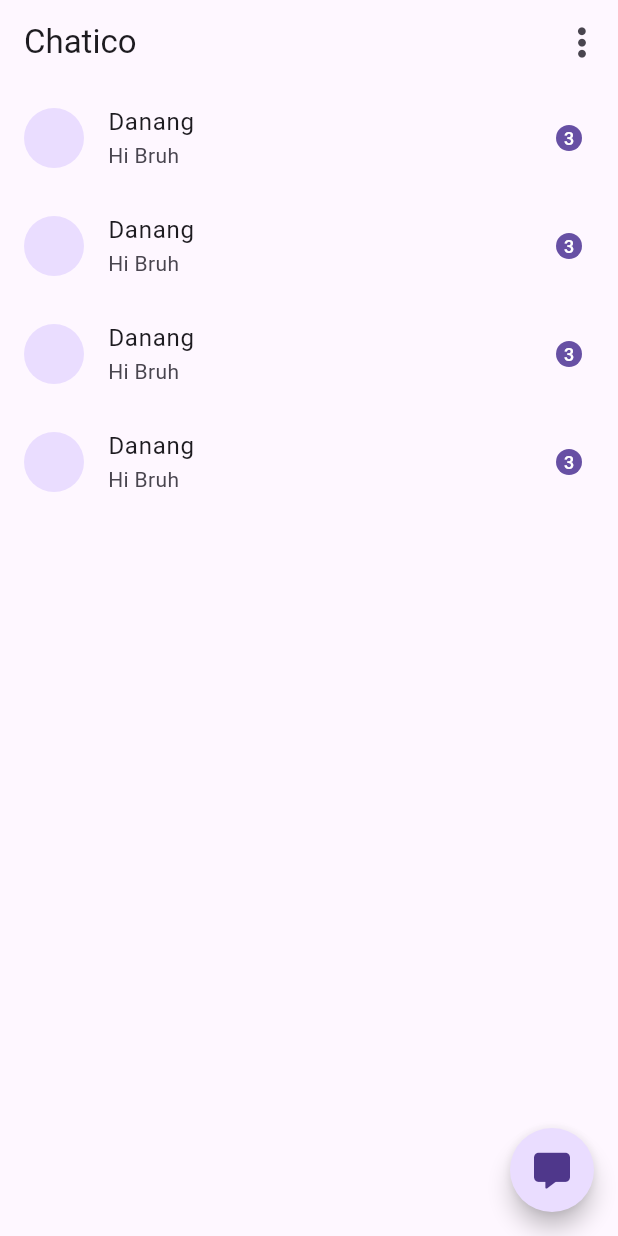
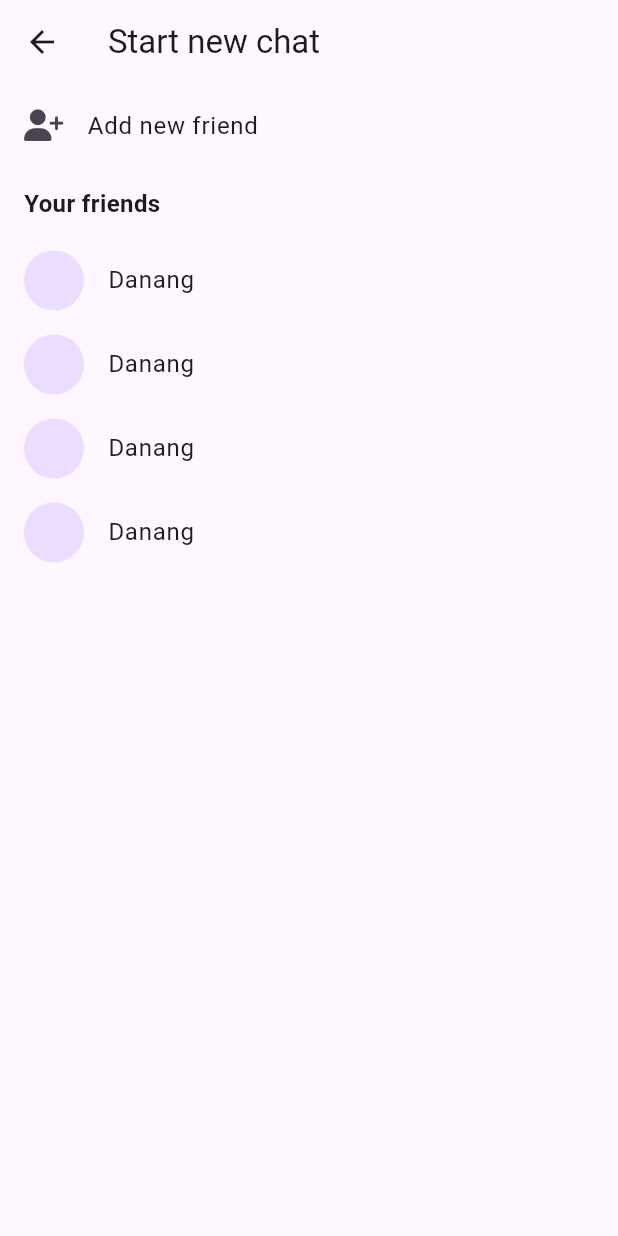
Before and after one commit to padukadafa/chatico, a Flutter app: the screen it shows after launch, after a tap on an icon or button, on a phone screen of 412 x 824 dp. Run offline on Flutter 3.47's test engine with Material 3 defaults, Android fonts, the phone set to English and light mode, and no system bars; our stand-ins replace auto_route, flutter_lorem, font_awesome_flutter; missing offline and left inert: super_context_menu.

Commit message:
add: friends list page

```diff
--- a/lib/core/router/app_router.dart
+++ b/lib/core/router/app_router.dart
@@ -1,6 +1,7 @@
 import 'package:auto_route/auto_route.dart';
 import 'package:chatico/presentation/pages/chat/chat_page.dart';
 import 'package:chatico/presentation/pages/chat_list/chat_list_page.dart';
+import 'package:chatico/presentation/pages/friends_list/friends_list_page.dart';
 import 'package:chatico/presentation/pages/wrapper/wrapper_page.dart';
 part 'app_router.gr.dart';
 
@@ -16,5 +17,6 @@ class AppRouter extends _$AppRouter {
           page: WrapperRoute.page,
         ),
         AutoRoute(page: ChatRoute.page),
+        AutoRoute(page: FriendsListRoute.page),
       ];
 }
--- a/lib/presentation/pages/chat_list/chat_list_page.dart
+++ b/lib/presentation/pages/chat_list/chat_list_page.dart
@@ -23,7 +23,9 @@ class ChatListPage extends StatelessWidget {
         ],
       ),
       floatingActionButton: FloatingActionButton(
-        onPressed: () {},
+        onPressed: () {
+          context.router.push(const FriendsListRoute());
+        },
         shape: const CircleBorder(),
         child: const FaIcon(FontAwesomeIcons.solidMessage),
       ),
--- /dev/null
+++ b/lib/presentation/pages/friends_list/friends_list_page.dart
@@ -0,0 +1,57 @@
+import 'package:auto_route/auto_route.dart';
+import 'package:flutter/material.dart';
+import 'package:font_awesome_flutter/font_awesome_flutter.dart';
+
+@RoutePage()
+class FriendsListPage extends StatelessWidget {
+  const FriendsListPage({super.key});
+
+  @override
+  Widget build(BuildContext context) {
+    return Scaffold(
+      appBar: AppBar(
+        title: Text("Start new chat"),
+      ),
+      body: SingleChildScrollView(
+        child: Column(
+          crossAxisAlignment: CrossAxisAlignment.start,
+          children: [
+            ListTile(
+              title: Text("Add new friend"),
+              leading: FaIcon(
+                FontAwesomeIcons.userPlus,
+                size: 21,
+              ),
+            ),
+            Container(
+              margin: EdgeInsets.only(
+                left: 16,
+                top: 12,
+                bottom: 12,
+              ),
+              child: Text(
+                "Your friends",
+                style: TextStyle(
+                  fontWeight: FontWeight.bold,
+                  fontSize: 16,
+                ),
+              ),
+            ),
+            Column(
+              children: List.generate(
+                4,
+                (index) {
+                  return ListTile(
+                    onTap: () {},
+                    leading: const CircleAvatar(),
+                    title: const Text("Danang"),
+                  );
+                },
+              ),
+            )
+          ],
+        ),
+      ),
+    );
+  }
+}
```
Also changed, not shown: lib/core/router/app_router.gr.dart.
